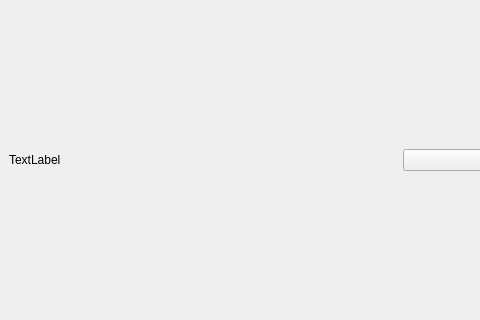
Old version of the form designer/mainwindow.ui in the repository Yuxin-Ren-SZ/PyQt-Learning; both pictures show x 0 to 480 and y 129 to 449 of the 800 by 600 pixel window.
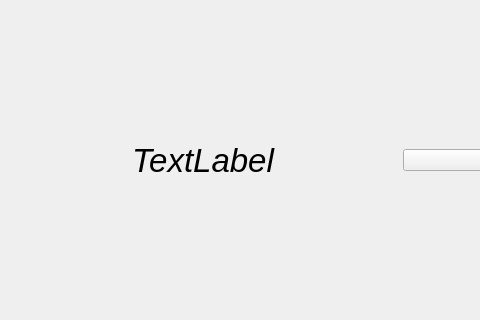
New version of the form.

What changed in the file:
```diff
--- a/designer/mainwindow.ui
+++ b/designer/mainwindow.ui
@@ -17,9 +17,21 @@
    <layout class="QHBoxLayout" name="horizontalLayout">
     <item>
      <widget class="QLabel" name="label">
+      <property name="font">
+       <font>
+        <pointsize>25</pointsize>
+        <italic>true</italic>
+       </font>
+      </property>
+      <property name="layoutDirection">
+       <enum>Qt::LeftToRight</enum>
+      </property>
       <property name="text">
        <string>TextLabel</string>
       </property>
+      <property name="alignment">
+       <set>Qt::AlignCenter</set>
+      </property>
      </widget>
     </item>
     <item>
```
